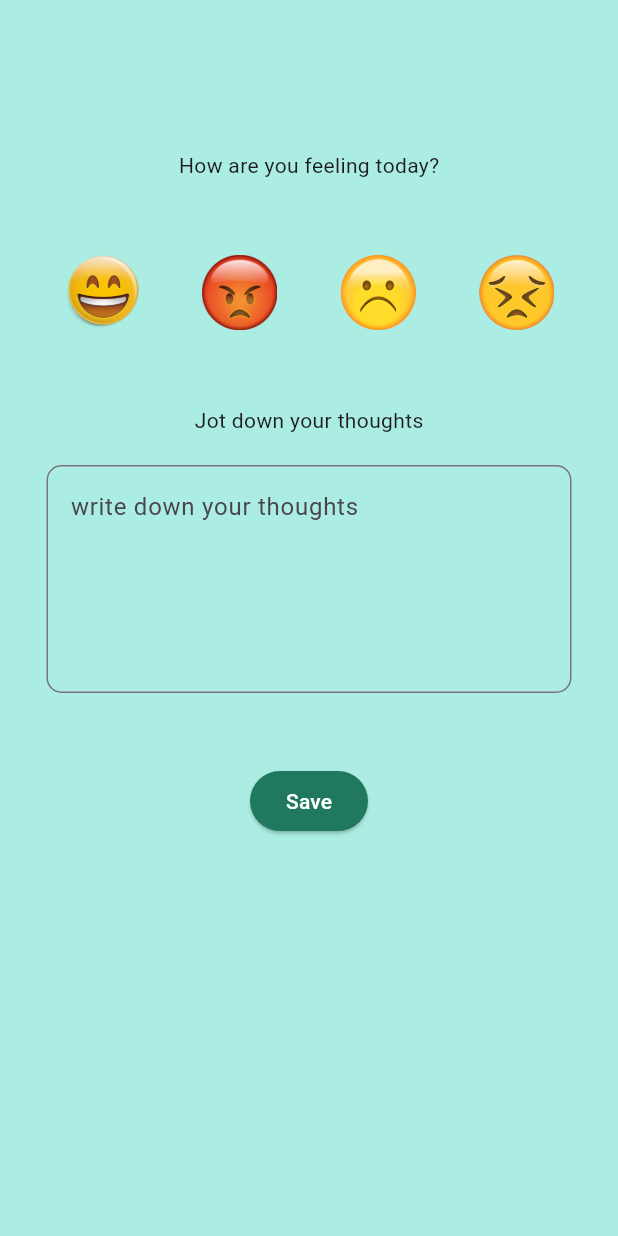
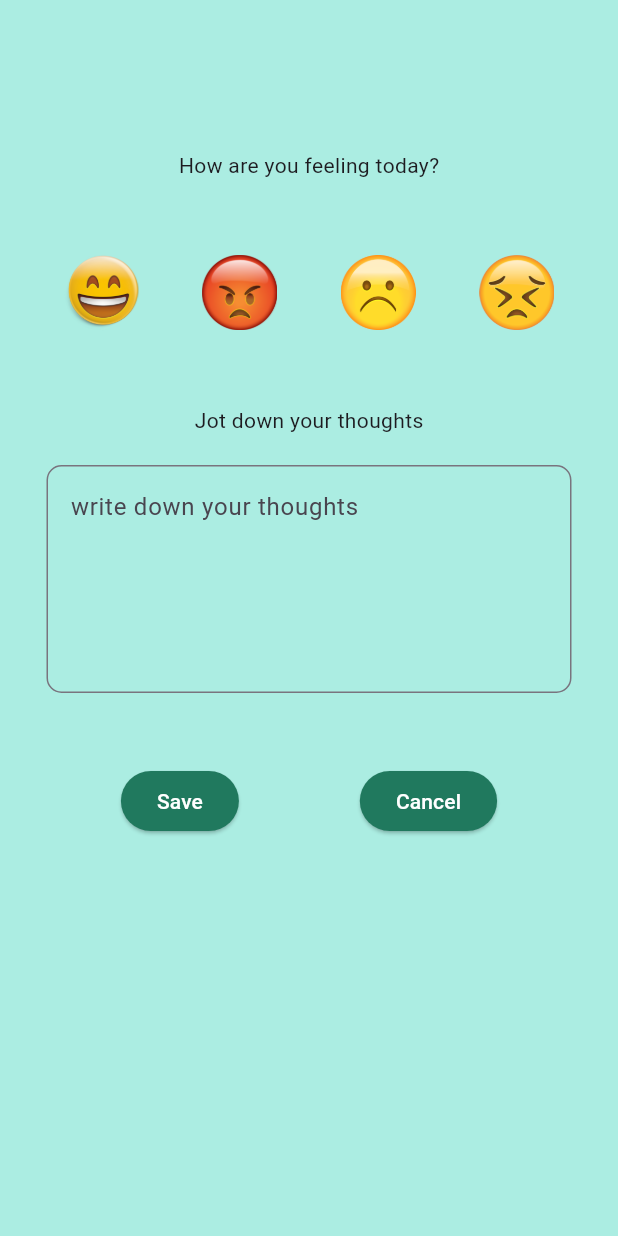
Before and after one commit to codebreaker64/Orbital, a Flutter app: the screen it shows after launch, after a tap on the "add" icon, on a phone screen of 412 x 824 dp. Run offline on Flutter 3.47's test engine with Material 3 defaults, Android fonts, the light colour scheme and no system bars; drawn by our look-alikes of flutter_slidable; our stand-ins replace carousel_slider, hive, hive_flutter, supabase_flutter, table_calendar; missing offline and left inert: dart:ffi; accounts and stored records are empty.

Commit message:
Apply CRUD using Hivedatabase

```diff
--- /dev/null
+++ b/orbital/lib/Journal/data.dart
@@ -0,0 +1,58 @@
+// return todays date formatted as yyyymmdd
+String todaysDateFormatted() {
+  // today
+  var dateTimeObject = DateTime.now();
+
+  // year in the format yyyy
+  String year = dateTimeObject.year.toString();
+
+  // month in the format mm
+  String month = dateTimeObject.month.toString();
+  if (month.length == 1) {
+    month = '0$month';
+  }
+
+  // day in the format dd
+  String day = dateTimeObject.day.toString();
+  if (day.length == 1) {
+    day = '0$day';
+  }
+
+  // final format
+  String yyyymmdd = year + month + day;
+
+  return yyyymmdd;
+}
+
+// convert string yyyymmdd to DateTime object
+DateTime createDateTimeObject(String yyyymmdd) {
+  int yyyy = int.parse(yyyymmdd.substring(0, 4));
+  int mm = int.parse(yyyymmdd.substring(4, 6));
+  int dd = int.parse(yyyymmdd.substring(6, 8));
+
+  DateTime dateTimeObject = DateTime(yyyy, mm, dd);
+  return dateTimeObject;
+}
+
+// convert DateTime object to string yyyymmdd
+String convertDateTimeToString(DateTime dateTime) {
+  // year in the format yyyy
+  String year = dateTime.year.toString();
+
+  // month in the format mm
+  String month = dateTime.month.toString();
+  if (month.length == 1) {
+    month = '0$month';
+  }
+
+  // day in the format dd
+  String day = dateTime.day.toString();
+  if (day.length == 1) {
+    day = '0$day';
+  }
+
+  // final format
+  String yyyymmdd = year + month + day;
+
+  return yyyymmdd;
+}
--- /dev/null
+++ b/orbital/lib/Journal/database/moodDatabase.dart
@@ -0,0 +1,40 @@
+import 'package:hive_flutter/hive_flutter.dart';
+import 'package:orbital/Journal/data.dart';
+
+final _myBox = Hive.box("moodDatabase");
+
+class MoodDatabase {
+  List moodList = [];
+
+  //create initial default data
+  void createDefaultData() {
+    moodList = [
+      ["gay"],
+    ];
+    _myBox.put("START_DATE", todaysDateFormatted());
+  }
+
+  //load data if it already exist
+  void loadData() {
+    //iif it's a new day, get habit list from database
+    if (_myBox.get(todaysDateFormatted()) == null) {
+      moodList = _myBox.get("CURRENT_HABIT_LIST");
+      for (int i = 0; i < moodList.length; i++) {
+        //this is just setting every habit completed to false since it's a new day
+        moodList[i][1] = false;
+      }
+    }
+    //if it's not a new day, load todays List
+    else {
+      moodList = _myBox.get(todaysDateFormatted());
+    }
+  }
+
+  //update database
+  void updateDatabase() {
+    //update todays entry
+    _myBox.put(todaysDateFormatted(), moodList);
+    //update universal habit List in case it changed (new habit, edit habit, delete habit)
+    _myBox.put("CURRENT_HABIT_LIST", moodList);
+  }
+}
--- a/orbital/lib/Journal/journalentry.dart
+++ b/orbital/lib/Journal/journalentry.dart
@@ -1,5 +1,7 @@
 import 'package:flutter/material.dart';
+import 'package:hive/hive.dart';
 import 'package:orbital/Journal/Journal.dart';
+import 'package:orbital/Journal/database/moodDatabase.dart';
 import 'package:orbital/Journal/moodtile.dart';
 import 'package:orbital/pages/LoginPage.dart';
 import 'package:orbital/Journal/moodTracker.dart';
@@ -13,8 +15,20 @@ class Journalentry extends StatefulWidget {
 }
 
 class _JournalState extends State<Journalentry> {
-  List moodList = [];
   DateTime today = DateTime.now();
+  MoodDatabase db = MoodDatabase();
+  final _myBox = Hive.box("moodDatabase");
+
+  @override
+  void initState() {
+    if (_myBox.get("CURRENT_HABIT_LIST") == null) {
+      db.createDefaultData();
+    } else {
+      db.loadData();
+    }
+    db.updateDatabase();
+    super.initState();
+  }
 
   void _onDaySelected(DateTime selectedDay, DateTime focusedDay) {
     setState(() {
@@ -37,6 +51,7 @@ class _JournalState extends State<Journalentry> {
         return Moodtracker(
           controller: _newMoodController,
           onSave: saveNewName,
+          onCancel: cancelName,
         );
       },
     );
@@ -44,10 +59,43 @@ class _JournalState extends State<Journalentry> {
 
   void saveNewName() {
     setState(() {
-      moodList.add([_newMoodController.text]);
+      db.moodList.add([_newMoodController.text]);
     });
     _newMoodController.clear();
     Navigator.of(context).pop(); // Close the dialog after saving
+    db.updateDatabase();
+  }
+
+  void cancelName() {
+    _newMoodController.clear();
+    Navigator.of(context).pop();
+  }
+
+  void saveExistingHabit(int index) {
+    setState(() {
+      db.moodList[index][0] = _newMoodController.text;
+    });
+    Navigator.pop(context);
+    db.updateDatabase();
+  }
+
+  //Editing the mood setting:
+  void openHabitSettings(int index) {
+    showDialog(
+        context: context,
+        builder: (context) {
+          return Moodtracker(
+              controller: _newMoodController,
+              onSave: () => saveExistingHabit(index),
+              onCancel: cancelName);
+        });
+  }
+
+  void delete(int index) {
+    setState(() {
+      db.moodList.removeAt(index);
+    });
+    db.updateDatabase();
   }
 
   @override
@@ -55,9 +103,13 @@ class _JournalState extends State<Journalentry> {
     return Scaffold(
       resizeToAvoidBottomInset: false,
       body: ListView.builder(
-        itemCount: moodList.length,
+        itemCount: db.moodList.length,
         itemBuilder: (context, index) {
-          return Moodtile(moodNote: moodList[index][0]);
+          return Moodtile(
+            moodNote: db.moodList[index][0],
+            settingsTapped: (context) => openHabitSettings(index),
+            deleteTapped: (context) => delete(index),
+          );
         },
       ),
       floatingActionButton: FloatingActionButton(
--- a/orbital/lib/Journal/moodTracker.dart
+++ b/orbital/lib/Journal/moodTracker.dart
@@ -10,9 +10,13 @@ import 'package:table_calendar/table_calendar.dart';
 class Moodtracker extends StatelessWidget {
   final controller;
   final VoidCallback onSave;
+  final VoidCallback onCancel;
 
   const Moodtracker(
-      {super.key, required this.controller, required this.onSave});
+      {super.key,
+      required this.controller,
+      required this.onSave,
+      required this.onCancel});
 
   @override
   Widget build(BuildContext context) {
@@ -65,10 +69,16 @@ class Moodtracker extends StatelessWidget {
                     ),
                     maxLines: 5,
                   ))),
-          ElevatedButton(
-            onPressed: onSave,
-            child: Text('Save'),
-          ),
+          Row(mainAxisAlignment: MainAxisAlignment.spaceEvenly, children: [
+            ElevatedButton(
+              onPressed: onSave,
+              child: Text('Save'),
+            ),
+            ElevatedButton(
+              onPressed: onCancel,
+              child: Text('Cancel'),
+            ),
+          ])
         ])));
   }
 }
--- a/orbital/lib/Journal/moodtile.dart
+++ b/orbital/lib/Journal/moodtile.dart
@@ -1,25 +1,64 @@
-import 'package:flutter/material.dart';
+import 'package:flutter/material.dart'; // Import this for Slidable
 import 'package:orbital/Journal/Journal.dart';
 import 'package:orbital/pages/LoginPage.dart';
 import 'package:orbital/Journal/moodTracker.dart';
 import 'package:table_calendar/table_calendar.dart';
+import 'package:flutter_slidable/flutter_slidable.dart';
 
 class Moodtile extends StatelessWidget {
   final String moodNote;
-  const Moodtile({super.key, required this.moodNote});
+
+  final Function(BuildContext)? settingsTapped;
+  final Function(BuildContext)? deleteTapped;
+  const Moodtile(
+      {super.key,
+      required this.moodNote,
+      required this.deleteTapped,
+      required this.settingsTapped});
 
   @override
   Widget build(BuildContext context) {
     return Padding(
         padding: const EdgeInsets.all(16),
-        child: Container(
-            padding: EdgeInsets.all(24),
+        child: Slidable(
+          // Specify a key if the Slidable is dismissible.
+
+          // The start action pane is the one at the left or the top side.
+          endActionPane: ActionPane(
+            // A motion is a widget used to control how the pane animates.
+            motion: const ScrollMotion(),
+
+            // A pane can dismiss the Slidable.
+
+            // All actions are defined in the children parameter.
+            children: [
+              // A SlidableAction can have an icon and/or a label.
+              SlidableAction(
+                onPressed: settingsTapped,
+                backgroundColor: Color.fromARGB(255, 9, 9, 9),
+                foregroundColor: Colors.white,
+                icon: Icons.settings,
+              ),
+              SlidableAction(
+                onPressed: deleteTapped,
+                backgroundColor: Color(0xFFFE4A49),
+                foregroundColor: Colors.white,
+                icon: Icons.delete,
+              ),
+            ],
+          ),
+          child: Container(
+            padding: const EdgeInsets.all(24),
             decoration: BoxDecoration(
               color: Colors.grey[100],
               borderRadius: BorderRadius.circular(12),
             ),
-            child: Row(children: [
-              Text(moodNote),
-            ])));
+            child: Row(
+              children: [
+                Text(moodNote),
+              ],
+            ),
+          ),
+        ));
   }
 }
--- a/orbital/lib/main.dart
+++ b/orbital/lib/main.dart
@@ -19,7 +19,7 @@ Future<void> main() async {
   await Hive.initFlutter();
 
   //opening up a box:
-  var box = await Hive.openBox("mybox");
+  await Hive.openBox("moodDatabase");
 
   WidgetsFlutterBinding.ensureInitialized();
   await Supabase.initialize(
--- a/orbital/pubspec.yaml
+++ b/orbital/pubspec.yaml
@@ -33,6 +33,8 @@ dependencies:
   flutter:
     sdk: flutter
   table_calendar: ^3.0.0
+  flutter_slidable: ^1.3.2
+
 
 
 
@@ -44,6 +46,8 @@ dependencies:
   url_launcher: ^6.2.6
   hive: ^2.2.3
   hive_flutter: ^1.1.0
+
+
 
 dependency_overrides:
    archive: 3.1.2
```
Also changed, not shown: orbital/lib/Journal/Journal.dart (+14 -0 lines).
